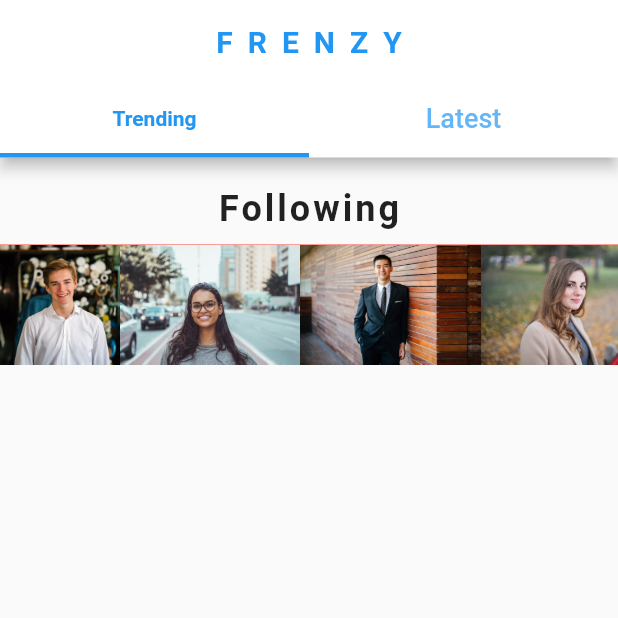
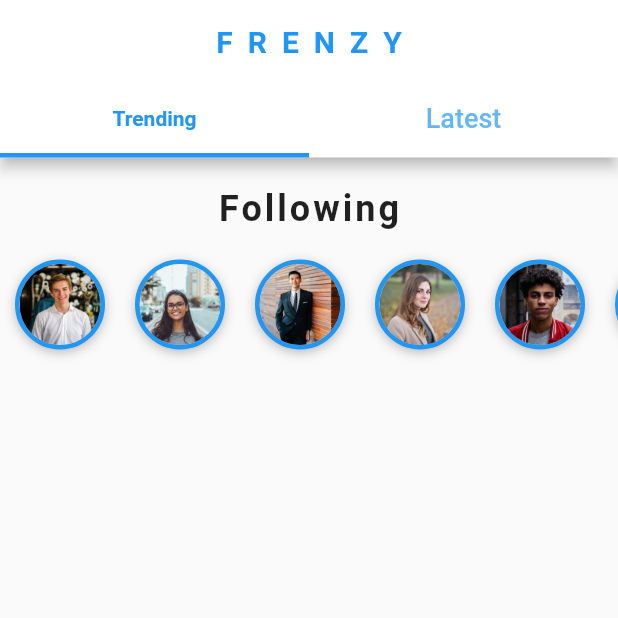
Before and after one commit to aximilli1212/flutter-googles, a Flutter app: the HomeScreen screen opened directly, on a phone screen of 412 x 824 dp, the top half of it. Run offline on Flutter 3.47's test engine with Material 2 defaults, Android fonts, the phone set to English and light mode, and no system bars; our stand-ins replace animated_text_kit, audioplayers, cloud_firestore, firebase_auth, flutter_spinkit, font_awesome_flutter and 3 more; accounts and stored records are empty.

Commit message:
me added a blue border to horizontal scroll images

```diff
--- a/frenzy_social/lib/screens/home_screen.dart
+++ b/frenzy_social/lib/screens/home_screen.dart
@@ -69,14 +69,32 @@ class _HomeScreenState extends State<HomeScreen> with SingleTickerProviderStateM
               ),
               Container(
                 height: 80.0,
-                color: Colors.red,
                 child: ListView.builder(
                   scrollDirection: Axis.horizontal,
                     itemCount: users.length,
                     itemBuilder: (BuildContext context, int index){
                   User user = users[index];
-                  return Image(
-                    image: AssetImage(user.profileImageUrl),
+                  return Container(
+                    margin: EdgeInsets.all(10.0),
+                    height: 60.0,
+                    width: 60.0,
+                    decoration: BoxDecoration(
+                      borderRadius: BorderRadius.circular(30.0),
+                      border: Border.all(color: Theme.of(context).primaryColor, width: 3.0, style: BorderStyle.solid),
+                      boxShadow: [
+                        BoxShadow(
+                          color: Colors.black26,
+                          offset: Offset(0,2),
+                          blurRadius: 6.0
+                        ),
+                      ]
+                    ),
+                    child: ClipOval(
+                      child: Image(
+                        image: AssetImage(user.profileImageUrl),
+                        fit: BoxFit.cover,
+                      ),
+                    ),
                   );
                 }),
               )
```
